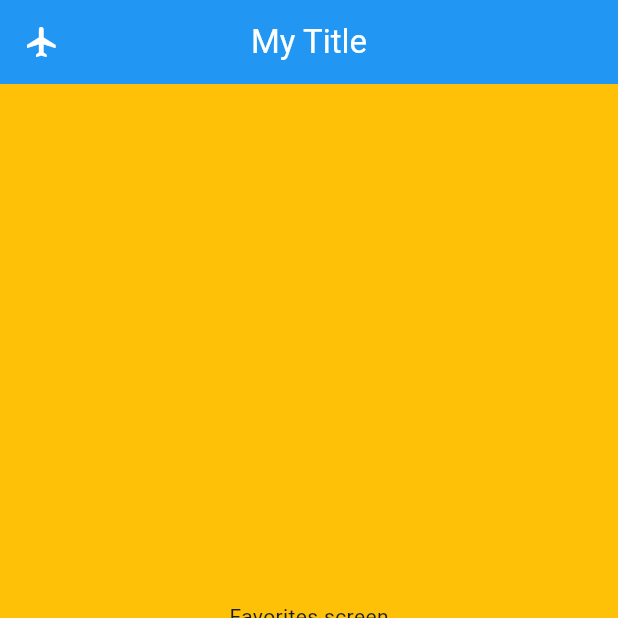
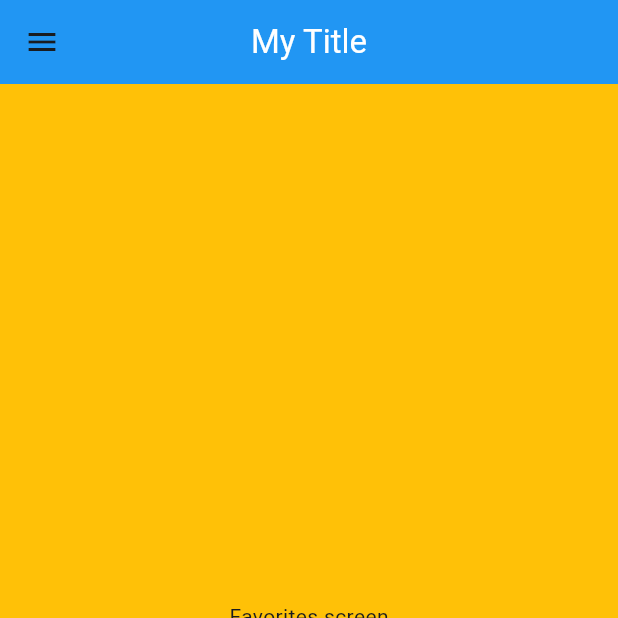
Before and after one commit to ArchOrn/flutter_5iwj_2024, a Flutter app: the screen it shows after launch, on a phone screen of 412 x 824 dp, the top half of it. Run offline on Flutter 3.47's test engine with Material 3 defaults, Android fonts, the phone set to English and light mode, and no system bars.

Commit message:
Demo with Scaffold drawer

```diff
--- a/lib/app.dart
+++ b/lib/app.dart
@@ -46,13 +46,6 @@ class _HomeState extends State<Home> {
       appBar: AppBar(
         backgroundColor: Colors.blue,
         centerTitle: true,
-        leading: IconButton(
-          onPressed: () {},
-          icon: const Icon(
-            Icons.flight,
-            color: Colors.white,
-          ),
-        ),
         title: const Text(
           'My Title',
           style: TextStyle(
@@ -79,6 +72,10 @@ class _HomeState extends State<Home> {
           ),
         ],
       ),
+      drawer: SizedBox(
+        width: MediaQuery.of(context).size.width * 0.8,
+        child: const CalendarScreen(),
+      ),
       floatingActionButton: FloatingActionButton(
         backgroundColor: Colors.blue,
         shape: const CircleBorder(),
```
